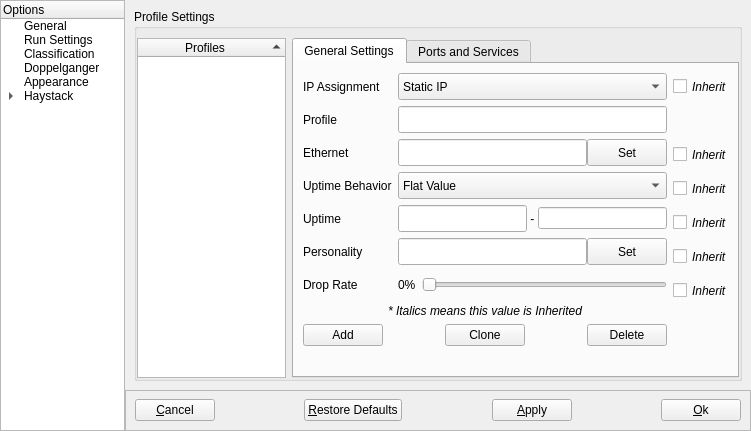
This is NovaGUI/UI/novaconfig.ui in altf4/Nova as Qt 5 draws it before an edit. The edited form follows.
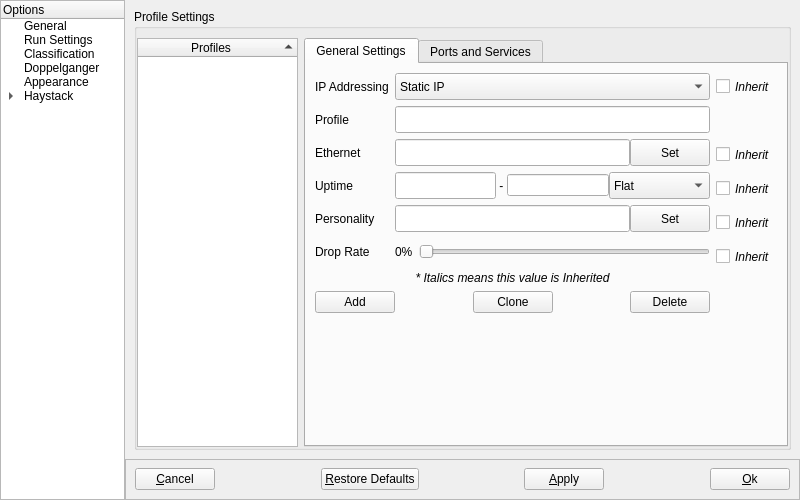
This is the edited form. The open tabs and pages were chosen to show the change.

```diff
--- a/NovaGUI/UI/novaconfig.ui
+++ b/NovaGUI/UI/novaconfig.ui
@@ -9,8 +9,8 @@
    <rect>
     <x>0</x>
     <y>0</y>
-    <width>751</width>
-    <height>431</height>
+    <width>800</width>
+    <height>500</height>
    </rect>
   </property>
   <property name="windowTitle">
@@ -1693,7 +1693,7 @@
                       </size>
                      </property>
                      <property name="text">
-                      <string>IP Assignment</string>
+                      <string>IP Addressing</string>
                      </property>
                     </widget>
                    </item>
@@ -1839,28 +1839,6 @@
                     </layout>
                    </item>
                    <item row="3" column="0">
-                    <widget class="QLabel" name="uptimeBehaviorLabel">
-                     <property name="minimumSize">
-                      <size>
-                       <width>0</width>
-                       <height>27</height>
-                      </size>
-                     </property>
-                     <property name="maximumSize">
-                      <size>
-                       <width>16777215</width>
-                       <height>27</height>
-                      </size>
-                     </property>
-                     <property name="text">
-                      <string>Uptime Behavior</string>
-                     </property>
-                     <property name="alignment">
-                      <set>Qt::AlignLeading|Qt::AlignLeft|Qt::AlignVCenter</set>
-                     </property>
-                    </widget>
-                   </item>
-                   <item row="4" column="0">
                     <widget class="QLabel" name="uptimeLabel">
                      <property name="minimumSize">
                       <size>
@@ -1882,7 +1860,72 @@
                      </property>
                     </widget>
                    </item>
-                   <item row="5" column="0">
+                   <item row="3" column="1">
+                    <layout class="QHBoxLayout" name="uptimeForm" stretch="25,1,25,25">
+                     <property name="spacing">
+                      <number>0</number>
+                     </property>
+                     <item>
+                      <widget class="QLineEdit" name="uptimeEdit">
+                       <property name="minimumSize">
+                        <size>
+                         <width>0</width>
+                         <height>27</height>
+                        </size>
+                       </property>
+                       <property name="maximumSize">
+                        <size>
+                         <width>16777215</width>
+                         <height>27</height>
+                        </size>
+                       </property>
+                      </widget>
+                     </item>
+                     <item>
+                      <widget class="QLabel" name="uptimeRangeLabel">
+                       <property name="text">
+                        <string> - </string>
+                       </property>
+                      </widget>
+                     </item>
+                     <item>
+                      <widget class="QLineEdit" name="uptimeRangeEdit"/>
+                     </item>
+                     <item>
+                      <widget class="QComboBox" name="uptimeBehaviorComboBox">
+                       <property name="sizePolicy">
+                        <sizepolicy hsizetype="Minimum" vsizetype="Fixed">
+                         <horstretch>0</horstretch>
+                         <verstretch>0</verstretch>
+                        </sizepolicy>
+                       </property>
+                       <property name="minimumSize">
+                        <size>
+                         <width>0</width>
+                         <height>27</height>
+                        </size>
+                       </property>
+                       <property name="maximumSize">
+                        <size>
+                         <width>16777215</width>
+                         <height>27</height>
+                        </size>
+                       </property>
+                       <item>
+                        <property name="text">
+                         <string>Flat</string>
+                        </property>
+                       </item>
+                       <item>
+                        <property name="text">
+                         <string>Range</string>
+                        </property>
+                       </item>
+                      </widget>
+                     </item>
+                    </layout>
+                   </item>
+                   <item row="4" column="0">
                     <widget class="QLabel" name="personalityLabel">
                      <property name="minimumSize">
                       <size>
@@ -1904,7 +1947,7 @@
                      </property>
                     </widget>
                    </item>
-                   <item row="5" column="1">
+                   <item row="4" column="1">
                     <layout class="QHBoxLayout" name="personalityForm">
                      <property name="spacing">
                       <number>0</number>
@@ -1949,7 +1992,7 @@
                      </item>
                     </layout>
                    </item>
-                   <item row="6" column="0">
+                   <item row="5" column="0">
                     <widget class="QLabel" name="dropRateLabel">
                      <property name="sizePolicy">
                       <sizepolicy hsizetype="Preferred" vsizetype="Fixed">
@@ -1977,7 +2020,7 @@
                      </property>
                     </widget>
                    </item>
-                   <item row="6" column="1">
+                   <item row="5" column="1">
                     <layout class="QHBoxLayout" name="horizontalLayout_2">
                      <item>
                       <widget class="QLabel" name="dropRateSetting">
@@ -2028,7 +2071,7 @@
                      </item>
                     </layout>
                    </item>
-                   <item row="8" column="0" colspan="2">
+                   <item row="6" column="0" colspan="2">
                     <widget class="QLabel" name="label">
                      <property name="font">
                       <font>
@@ -2043,7 +2086,7 @@
                      </property>
                     </widget>
                    </item>
-                   <item row="9" column="0" colspan="2">
+                   <item row="7" column="0" colspan="2">
                     <layout class="QHBoxLayout" name="horizontalLayout_8">
                      <property name="spacing">
                       <number>0</number>
@@ -2097,65 +2140,6 @@
                      </item>
                     </layout>
                    </item>
-                   <item row="4" column="1">
-                    <layout class="QHBoxLayout" name="uptimeForm">
-                     <property name="spacing">
-                      <number>0</number>
-                     </property>
-                     <item>
-                      <widget class="QLineEdit" name="uptimeEdit">
-                       <property name="minimumSize">
-                        <size>
-                         <width>0</width>
-                         <height>27</height>
-                        </size>
-                       </property>
-                       <property name="maximumSize">
-                        <size>
-                         <width>16777215</width>
-                         <height>27</height>
-                        </size>
-                       </property>
-                      </widget>
-                     </item>
-                     <item>
-                      <widget class="QLabel" name="uptimeRangeLabel">
-                       <property name="text">
-                        <string> - </string>
-                       </property>
-                      </widget>
-                     </item>
-                     <item>
-                      <widget class="QLineEdit" name="uptimeRangeEdit"/>
-                     </item>
-                    </layout>
-                   </item>
-                   <item row="3" column="1">
-                    <widget class="QComboBox" name="uptimeBehaviorComboBox">
-                     <property name="minimumSize">
-                      <size>
-                       <width>0</width>
-                       <height>27</height>
-                      </size>
-                     </property>
-                     <property name="maximumSize">
-                      <size>
-                       <width>16777215</width>
-                       <height>27</height>
-                      </size>
-                     </property>
-                     <item>
-                      <property name="text">
-                       <string>Flat Value</string>
-                      </property>
-                     </item>
-                     <item>
-                      <property name="text">
-                       <string>Random in Range</string>
-                      </property>
-                     </item>
-                    </widget>
-                   </item>
                   </layout>
                  </item>
                  <item>
@@ -2190,6 +2174,22 @@
                      </property>
                     </widget>
                    </item>
+                   <item row="1" column="0" colspan="2">
+                    <spacer name="inheritSpacer">
+                     <property name="orientation">
+                      <enum>Qt::Vertical</enum>
+                     </property>
+                     <property name="sizeType">
+                      <enum>QSizePolicy::Fixed</enum>
+                     </property>
+                     <property name="sizeHint" stdset="0">
+                      <size>
+                       <width>0</width>
+                       <height>27</height>
+                      </size>
+                     </property>
+                    </spacer>
+                   </item>
                    <item row="2" column="0">
                     <widget class="QCheckBox" name="ethernetCheckBox">
                      <property name="minimumSize">
@@ -2215,30 +2215,6 @@
                     </widget>
                    </item>
                    <item row="3" column="0">
-                    <widget class="QCheckBox" name="uptimeBehaviorCheckBox">
-                     <property name="minimumSize">
-                      <size>
-                       <width>0</width>
-                       <height>27</height>
-                      </size>
-                     </property>
-                     <property name="maximumSize">
-                      <size>
-                       <width>16777215</width>
-                       <height>27</height>
-                      </size>
-                     </property>
-                     <property name="font">
-                      <font>
-                       <italic>true</italic>
-                      </font>
-                     </property>
-                     <property name="text">
-                      <string>Inherit</string>
-                     </property>
-                    </widget>
-                   </item>
-                   <item row="4" column="0">
                     <widget class="QCheckBox" name="uptimeCheckBox">
                      <property name="minimumSize">
                       <size>
@@ -2262,7 +2238,7 @@
                      </property>
                     </widget>
                    </item>
-                   <item row="5" column="0">
+                   <item row="4" column="0">
                     <widget class="QCheckBox" name="personalityCheckBox">
                      <property name="minimumSize">
                       <size>
@@ -2286,7 +2262,7 @@
                      </property>
                     </widget>
                    </item>
-                   <item row="6" column="0">
+                   <item row="5" column="0">
                     <widget class="QCheckBox" name="dropRateCheckBox">
                      <property name="minimumSize">
                       <size>
@@ -2310,22 +2286,6 @@
                      </property>
                     </widget>
                    </item>
-                   <item row="1" column="0" colspan="2">
-                    <spacer name="verticalSpacer">
-                     <property name="orientation">
-                      <enum>Qt::Vertical</enum>
-                     </property>
-                     <property name="sizeType">
-                      <enum>QSizePolicy::Fixed</enum>
-                     </property>
-                     <property name="sizeHint" stdset="0">
-                      <size>
-                       <width>0</width>
-                       <height>27</height>
-                      </size>
-                     </property>
-                    </spacer>
-                   </item>
                   </layout>
                  </item>
                 </layout>
```
Left out of the diff: 12 changed lines with no effect on the pictures.
